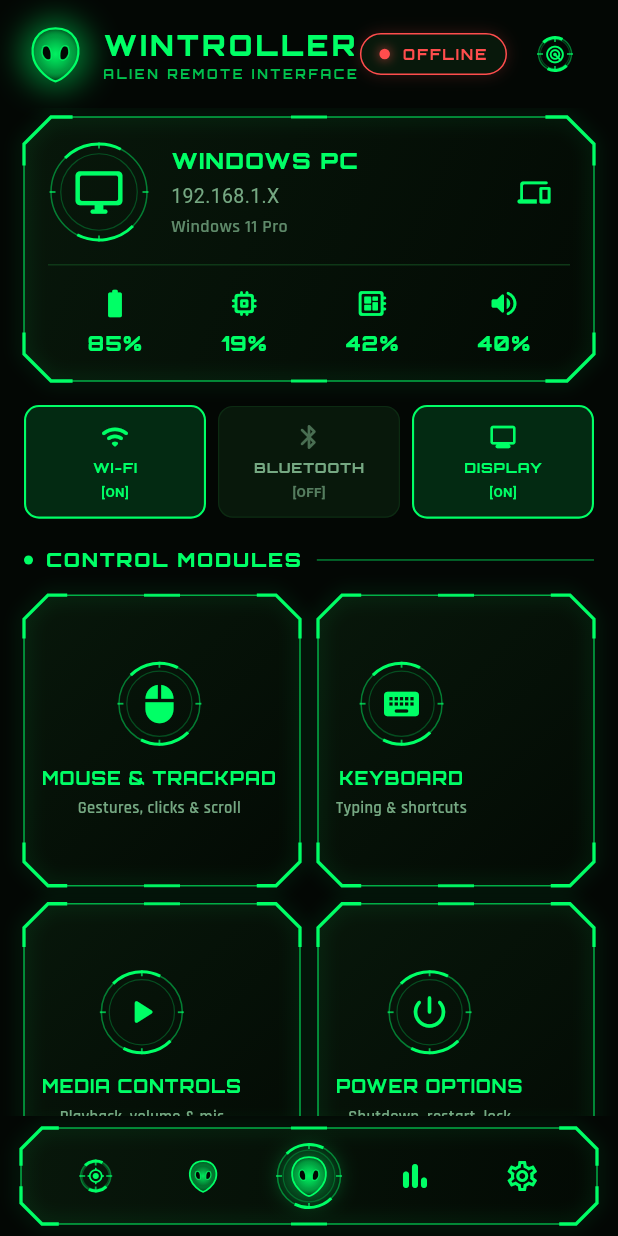
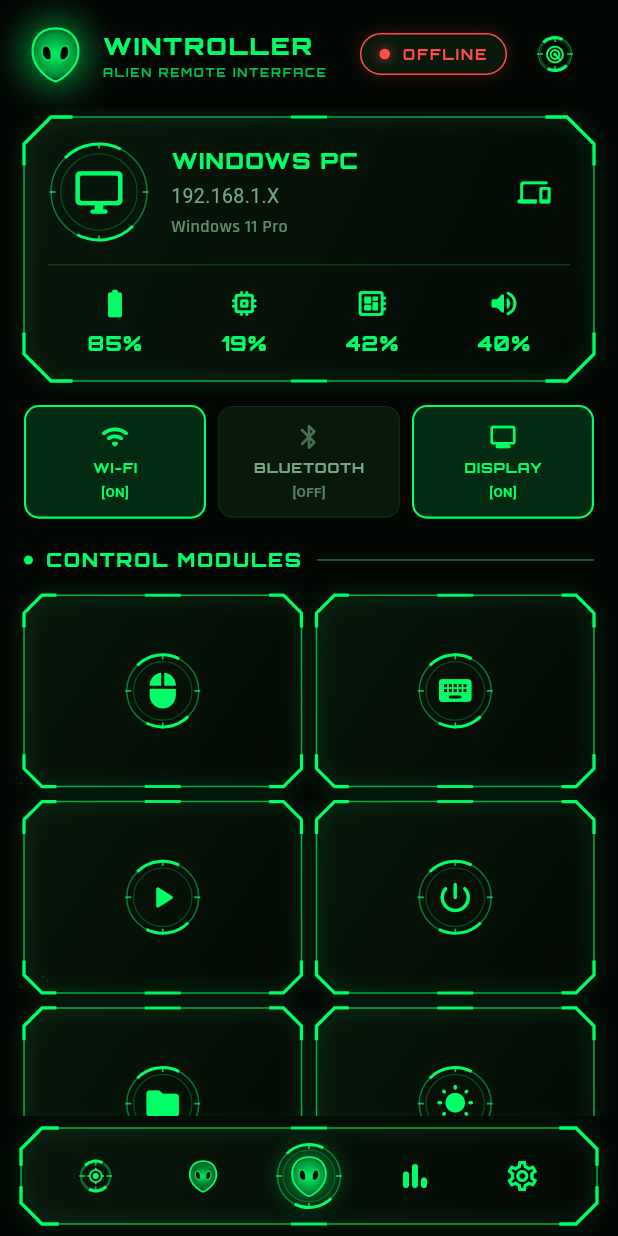
Before and after one commit to Dulmin2021/wintroller, a Flutter app: the DashboardScreen screen opened directly, on a phone screen of 412 x 824 dp. Run offline on Flutter 3.47's test engine with Material 3 defaults, Android fonts, the phone set to English and light mode, and no system bars; our stand-ins replace file_picker, flutter_riverpod, flutter_secure_storage, google_fonts, shared_preferences; missing offline and left inert: mobile_scanner; accounts and stored records are empty.

Commit message:
Adjust WINTROLLER header font size and letter spacing with FittedBox auto-fit, and make Control Modules into sleek compact HUD radar squares without text labels

```diff
--- a/lib/features/dashboard/dashboard_screen.dart
+++ b/lib/features/dashboard/dashboard_screen.dart
@@ -96,31 +96,37 @@
                     child: Column(
                       crossAxisAlignment: CrossAxisAlignment.start,
                       children: [
-                        Text(
+                        FittedBox(
+                          fit: BoxFit.scaleDown,
+                          alignment: Alignment.centerLeft,
+                          child: Text(
                             'WINTROLLER',
                             style: isAlienHud
                                 ? GoogleFonts.orbitron(
-                                  fontSize: 19,
+                                    fontSize: 16.5,
                                     fontWeight: FontWeight.w900,
                                     color: colors.primary,
-                                  letterSpacing: 2.2,
+                                    letterSpacing: 1.2,
                                   )
                                 : TextStyle(
                                     fontWeight: FontWeight.w800,
                                     letterSpacing: -0.5,
-                                  fontSize: 20,
+                                    fontSize: 18,
                                     color: colors.onSurface,
+                                  ),
+                            maxLines: 1,
                           ),
                         ),
                         if (isAlienHud)
                           Text(
                             'ALIEN REMOTE INTERFACE',
                             style: GoogleFonts.orbitron(
-                              fontSize: 8.5,
+                              fontSize: 8.0,
                               fontWeight: FontWeight.w700,
                               color: colors.primary.withOpacity(0.75),
-                              letterSpacing: 1.8,
+                              letterSpacing: 1.2,
                             ),
+                            maxLines: 1,
                           ),
                       ],
                     ),
@@ -603,9 +609,9 @@
                       shrinkWrap: true,
                       physics: const NeverScrollableScrollPhysics(),
                       crossAxisCount: 2,
-                      mainAxisSpacing: 12,
-                      crossAxisSpacing: 12,
-                      childAspectRatio: isAlienHud ? 0.95 : 1.15,
+                      mainAxisSpacing: 10,
+                      crossAxisSpacing: 10,
+                      childAspectRatio: isAlienHud ? 1.45 : 1.15,
                       children: [
                         ModuleCard(
                           title: isAlienHud ? 'MOUSE & TRACKPAD' : 'Trackpad',
--- a/lib/widgets/module_card.dart
+++ b/lib/widgets/module_card.dart
@@ -1,6 +1,5 @@
 import 'package:flutter/material.dart';
 import 'package:flutter_riverpod/flutter_riverpod.dart';
-import 'package:google_fonts/google_fonts.dart';
 import '../providers/app_providers.dart';
 import '../theme/app_colors.dart';
 import 'alien_icons.dart';
@@ -34,78 +33,23 @@
         color: Colors.transparent,
         child: InkWell(
           onTap: onTap,
-          borderRadius: BorderRadius.circular(16),
-          splashColor: colors.primary.withOpacity(0.2),
+          borderRadius: BorderRadius.circular(14),
+          splashColor: colors.primary.withOpacity(0.25),
           child: HudFrame(
-            chamferSize: 16,
+            chamferSize: 12,
             borderColor: colors.primary,
             backgroundColor: colors.surfaceContainer,
-            padding: const EdgeInsets.symmetric(horizontal: 12, vertical: 14),
-            child: Stack(
-              children: [
-                if (badgeText != null)
-                  Positioned(
-                    top: 0,
-                    right: 0,
-                    child: Container(
-                      padding: const EdgeInsets.symmetric(horizontal: 6, vertical: 2),
-                      decoration: BoxDecoration(
-                        border: Border.all(color: colors.primary.withOpacity(0.6), width: 0.8),
-                        borderRadius: BorderRadius.circular(4),
-                        color: colors.primary.withOpacity(0.12),
-                      ),
-                      child: Text(
-                        badgeText!,
-                        style: GoogleFonts.orbitron(
-                          fontSize: 10,
-                          fontWeight: FontWeight.w700,
-                          color: colors.primary,
-                        ),
-                      ),
-                    ),
-                  ),
-                Column(
-                  mainAxisAlignment: MainAxisAlignment.center,
-                  crossAxisAlignment: CrossAxisAlignment.center,
-                  children: [
-                    HudRadarCircle(
-                      size: 58,
-                      color: colors.primary,
-                      child: Icon(
-                        icon,
-                        color: colors.primary,
-                        size: 28,
-                      ),
-                    ),
-                    const SizedBox(height: 12),
-                    Text(
-                      title.toUpperCase(),
-                      style: GoogleFonts.orbitron(
-                        fontSize: 12,
-                        fontWeight: FontWeight.w800,
-                        color: colors.primary,
-                        letterSpacing: 0.6,
-                      ),
-                      textAlign: TextAlign.center,
-                      maxLines: 1,
-                      overflow: TextOverflow.ellipsis,
-                    ),
-                    const SizedBox(height: 4),
-                    Text(
-                      subtitle,
-                      style: GoogleFonts.rajdhani(
-                        fontSize: 11,
-                        fontWeight: FontWeight.w600,
-                        color: colors.onSurfaceVariant,
-                        letterSpacing: 0.2,
-                      ),
-                      textAlign: TextAlign.center,
-                      maxLines: 1,
-                      overflow: TextOverflow.ellipsis,
-                    ),
-                  ],
+            padding: const EdgeInsets.all(8),
+            child: Center(
+              child: HudRadarCircle(
+                size: 52,
+                color: colors.primary,
+                child: Icon(
+                  icon,
+                  color: colors.primary,
+                  size: 26,
                 ),
-              ],
+              ),
             ),
           ),
         ),
@@ -129,7 +73,7 @@
             ),
           ),
           child: Padding(
-            padding: const EdgeInsets.all(18),
+            padding: const EdgeInsets.all(16),
             child: Column(
               crossAxisAlignment: CrossAxisAlignment.start,
               mainAxisAlignment: MainAxisAlignment.spaceBetween,
@@ -138,15 +82,15 @@
                   mainAxisAlignment: MainAxisAlignment.spaceBetween,
                   children: [
                     Container(
-                      padding: const EdgeInsets.all(12),
+                      padding: const EdgeInsets.all(10),
                       decoration: BoxDecoration(
                         color: accentColor.withOpacity(0.15),
-                        borderRadius: BorderRadius.circular(14),
+                        borderRadius: BorderRadius.circular(12),
                       ),
                       child: Icon(
                         icon,
                         color: accentColor,
-                        size: 26,
+                        size: 24,
                       ),
                     ),
                     if (badgeText != null)
@@ -175,13 +119,17 @@
                       style: Theme.of(context).textTheme.titleMedium?.copyWith(
                             fontWeight: FontWeight.w700,
                             color: colors.onSurface,
+                            fontSize: 14,
                           ),
+                      maxLines: 1,
+                      overflow: TextOverflow.ellipsis,
                     ),
-                    const SizedBox(height: 4),
+                    const SizedBox(height: 2),
                     Text(
                       subtitle,
                       style: Theme.of(context).textTheme.bodySmall?.copyWith(
                             color: colors.onSurfaceVariant,
+                            fontSize: 11,
                           ),
                       maxLines: 1,
                       overflow: TextOverflow.ellipsis,
```
Lines whose indentation alone changed are shown as unchanged.
